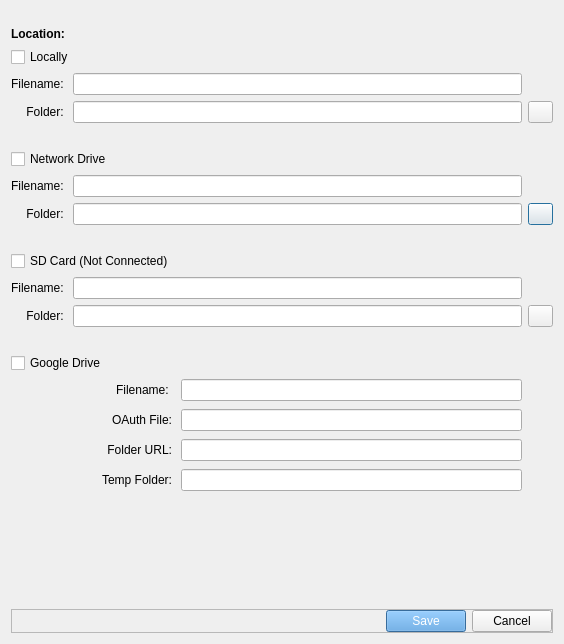
Above: Utilities/DataExport/saveLocationDialog.ui from Georgia-Tech-Off-Road/GTORDaata before the change. Below: the same form after it.
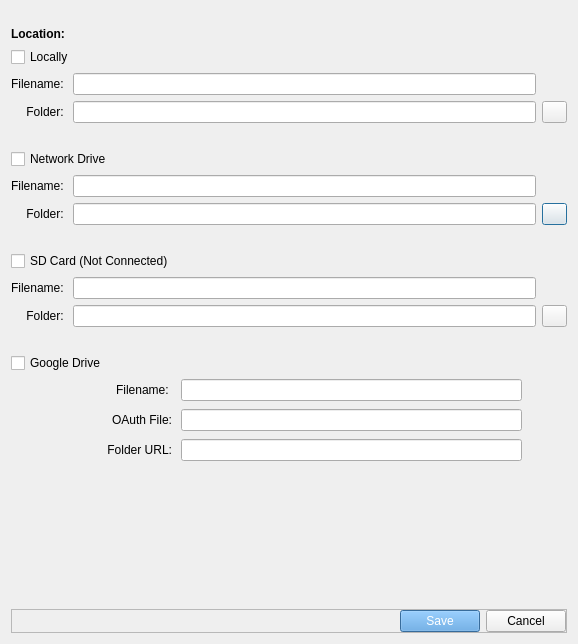
That is the form after the change. Icons and pictures are not drawn.

Commit message: Removed temp file field, enabled MAT uploading in GDrive

```diff
--- a/Utilities/DataExport/saveLocationDialog.ui
+++ b/Utilities/DataExport/saveLocationDialog.ui
@@ -6,7 +6,7 @@
    <rect>
     <x>0</x>
     <y>0</y>
-    <width>564</width>
+    <width>578</width>
     <height>644</height>
    </rect>
   </property>
@@ -361,35 +361,6 @@
        <set>Qt::AlignRight|Qt::AlignTrailing|Qt::AlignVCenter</set>
       </property>
      </widget>
-     <widget class="QLineEdit" name="lineEdit_foldernameGD">
-      <property name="geometry">
-       <rect>
-        <x>170</x>
-        <y>90</y>
-        <width>341</width>
-        <height>22</height>
-       </rect>
-      </property>
-      <property name="toolTip">
-       <string>Must be less than 12 characters</string>
-      </property>
-     </widget>
-     <widget class="QLabel" name="label_folderGD">
-      <property name="geometry">
-       <rect>
-        <x>-10</x>
-        <y>90</y>
-        <width>171</width>
-        <height>22</height>
-       </rect>
-      </property>
-      <property name="text">
-       <string>Temp Folder:</string>
-      </property>
-      <property name="alignment">
-       <set>Qt::AlignRight|Qt::AlignTrailing|Qt::AlignVCenter</set>
-      </property>
-     </widget>
     </widget>
    </item>
    <item row="2" column="1">
```
The commit also changes 6 other files.
